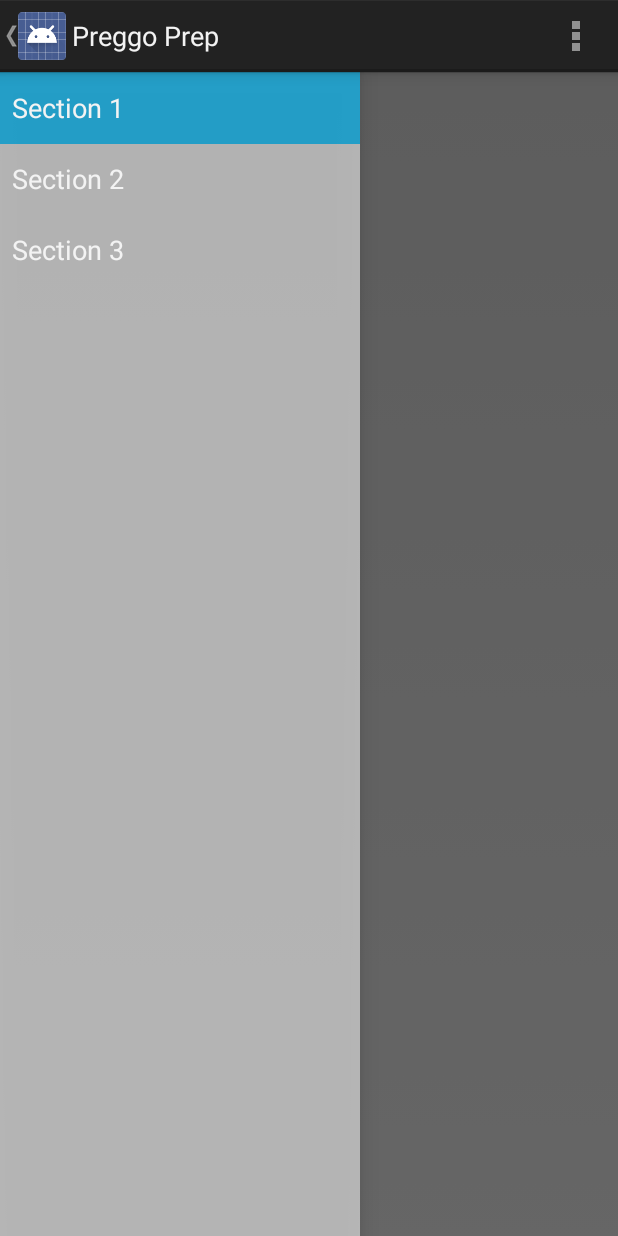
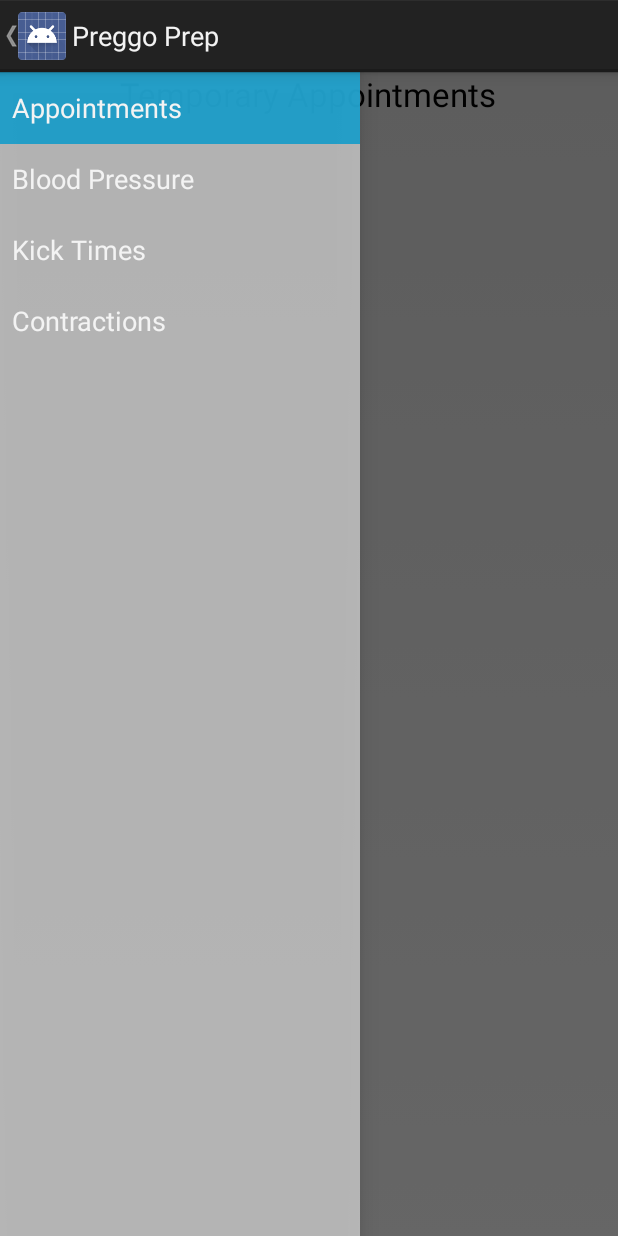
Before and after one commit to b67416/apd2, an Android app: the screen it shows after launch (MainActivity), on a phone screen of 412 x 824 dp. Run offline under Robolectric (Android 15) with nearby library versions, the phone set to English and light mode, and no system bars; 2 statements that could not run were skipped.

Commit message:
added fragments and nav drawer functionality

```diff
--- /dev/null
+++ b/PreggoPrep/app/src/main/java/com/ryanwahle/preggoprep/AppointmentsFragment.java
@@ -0,0 +1,56 @@
+package com.ryanwahle.preggoprep;
+
+import android.app.Activity;
+import android.app.Fragment;
+import android.os.Bundle;
+import android.view.LayoutInflater;
+import android.view.View;
+import android.view.ViewGroup;
+
+/**
+ * Created by ryanwahle on 8/13/14.
+ */
+public class AppointmentsFragment extends Fragment {
+
+    /**
+     * A placeholder fragment containing a simple view.
+     */
+
+        /**
+         * The fragment argument representing the section number for this
+         * fragment.
+         */
+        private static final String ARG_SECTION_NUMBER = "section_number";
+
+        /**
+         * Returns a new instance of this fragment for the given section
+         * number.
+         */
+        public static AppointmentsFragment newInstance(int sectionNumber) {
+            AppointmentsFragment fragment = new AppointmentsFragment();
+            Bundle args = new Bundle();
+            args.putInt(ARG_SECTION_NUMBER, sectionNumber);
+            fragment.setArguments(args);
+            return fragment;
+        }
+
+        public AppointmentsFragment() {
+        }
+
+        @Override
+        public View onCreateView(LayoutInflater inflater, ViewGroup container,
+                                 Bundle savedInstanceState) {
+            View rootView = inflater.inflate(R.layout.fragment_appointments, container, false);
+            return rootView;
+        }
+
+        @Override
+        public void onAttach(Activity activity) {
+            super.onAttach(activity);
+            ((MainActivity) activity).onSectionAttached(
+                    getArguments().getInt(ARG_SECTION_NUMBER));
+        }
+
+
+
+}
--- a/PreggoPrep/app/src/main/java/com/ryanwahle/preggoprep/MainActivity.java
+++ b/PreggoPrep/app/src/main/java/com/ryanwahle/preggoprep/MainActivity.java
@@ -3,20 +3,11 @@ package com.ryanwahle.preggoprep;
 import android.app.Activity;
 
 import android.app.ActionBar;
-import android.app.Fragment;
 import android.app.FragmentManager;
-import android.content.Context;
-import android.os.Build;
 import android.os.Bundle;
-import android.view.Gravity;
-import android.view.LayoutInflater;
 import android.view.Menu;
 import android.view.MenuItem;
-import android.view.View;
-import android.view.ViewGroup;
 import android.support.v4.widget.DrawerLayout;
-import android.widget.ArrayAdapter;
-import android.widget.TextView;
 
 
 public class MainActivity extends Activity
@@ -51,21 +42,44 @@ public class MainActivity extends Activity
     public void onNavigationDrawerItemSelected(int position) {
         // update the main content by replacing fragments
         FragmentManager fragmentManager = getFragmentManager();
-        fragmentManager.beginTransaction()
-                .replace(R.id.container, PlaceholderFragment.newInstance(position + 1))
-                .commit();
+
+        switch (position + 1) {
+            case 1:
+                fragmentManager.beginTransaction()
+                        .replace(R.id.container, AppointmentsFragment.newInstance(0))
+                        .commit();
+                break;
+            case 2:
+                fragmentManager.beginTransaction()
+                        .replace(R.id.container, BloodPressureFragment.newInstance(0))
+                        .commit();
+                break;
+            case 3:
+                fragmentManager.beginTransaction()
+                        .replace(R.id.container, KickTimesFragment.newInstance(0))
+                        .commit();
+                break;
+            case 4:
+                fragmentManager.beginTransaction()
+                        .replace(R.id.container, ContractionsFragment.newInstance(0))
+                        .commit();
+                break;
+        }
     }
 
     public void onSectionAttached(int number) {
         switch (number) {
             case 1:
-                mTitle = getString(R.string.title_section1);
+                mTitle = getString(R.string.title_appointments);
                 break;
             case 2:
-                mTitle = getString(R.string.title_section2);
+                mTitle = getString(R.string.title_blood_pressure);
                 break;
             case 3:
-                mTitle = getString(R.string.title_section3);
+                mTitle = getString(R.string.title_kick_times);
+                break;
+            case 4:
+                mTitle = getString(R.string.title_contractions);
                 break;
         }
     }
@@ -80,14 +94,14 @@ public class MainActivity extends Activity
 
     @Override
     public boolean onCreateOptionsMenu(Menu menu) {
-        if (!mNavigationDrawerFragment.isDrawerOpen()) {
+        //if (!mNavigationDrawerFragment.isDrawerOpen()) {
             // Only show items in the action bar relevant to this screen
             // if the drawer is not showing. Otherwise, let the drawer
             // decide what to show in the action bar.
-            getMenuInflater().inflate(R.menu.main, menu);
-            restoreActionBar();
-            return true;
-        }
+        //    getMenuInflater().inflate(R.menu.main, menu);
+        //    restoreActionBar();
+        //    return true;
+        //}
         return super.onCreateOptionsMenu(menu);
     }
 
@@ -96,51 +110,10 @@ public class MainActivity extends Activity
         // Handle action bar item clicks here. The action bar will
         // automatically handle clicks on the Home/Up button, so long
         // as you specify a parent activity in AndroidManifest.xml.
-        int id = item.getItemId();
-        if (id == R.id.action_settings) {
-            return true;
-        }
+       // int id = item.getItemId();
+        //if (id == R.id.action_settings) {
+       //     return true;
+       // }
         return super.onOptionsItemSelected(item);
     }
-
-    /**
-     * A placeholder fragment containing a simple view.
-     */
-    public static class PlaceholderFragment extends Fragment {
-        /**
-         * The fragment argument representing the section number for this
-         * fragment.
-         */
-        private static final String ARG_SECTION_NUMBER = "section_number";
-
-        /**
-         * Returns a new instance of this fragment for the given section
-         * number.
-         */
-        public static PlaceholderFragment newInstance(int sectionNumber) {
-            PlaceholderFragment fragment = new PlaceholderFragment();
-            Bundle args = new Bundle();
-            args.putInt(ARG_SECTION_NUMBER, sectionNumber);
-            fragment.setArguments(args);
-            return fragment;
-        }
-
-        public PlaceholderFragment() {
-        }
-
-        @Override
-        public View onCreateView(LayoutInflater inflater, ViewGroup container,
-                Bundle savedInstanceState) {
-            View rootView = inflater.inflate(R.layout.fragment_main, container, false);
-            return rootView;
-        }
-
-        @Override
-        public void onAttach(Activity activity) {
-            super.onAttach(activity);
-            ((MainActivity) activity).onSectionAttached(
-                    getArguments().getInt(ARG_SECTION_NUMBER));
-        }
-    }
-
 }
--- a/PreggoPrep/app/src/main/java/com/ryanwahle/preggoprep/NavigationDrawerFragment.java
+++ b/PreggoPrep/app/src/main/java/com/ryanwahle/preggoprep/NavigationDrawerFragment.java
@@ -102,9 +102,10 @@ public class NavigationDrawerFragment extends Fragment {
                 android.R.layout.simple_list_item_activated_1,
                 android.R.id.text1,
                 new String[]{
-                        getString(R.string.title_section1),
-                        getString(R.string.title_section2),
-                        getString(R.string.title_section3),
+                        getString(R.string.title_appointments),
+                        getString(R.string.title_blood_pressure),
+                        getString(R.string.title_kick_times),
+                        getString(R.string.title_contractions),
                 }));
         mDrawerListView.setItemChecked(mCurrentSelectedPosition, true);
         return mDrawerListView;
@@ -234,10 +235,10 @@ public class NavigationDrawerFragment extends Fragment {
     public void onCreateOptionsMenu(Menu menu, MenuInflater inflater) {
         // If the drawer is open, show the global app actions in the action bar. See also
         // showGlobalContextActionBar, which controls the top-left area of the action bar.
-        if (mDrawerLayout != null && isDrawerOpen()) {
-            inflater.inflate(R.menu.global, menu);
-            showGlobalContextActionBar();
-        }
+       // if (mDrawerLayout != null && isDrawerOpen()) {
+      //      inflater.inflate(R.menu.global, menu);
+       //     showGlobalContextActionBar();
+      //  }
         super.onCreateOptionsMenu(menu, inflater);
     }
 
@@ -247,10 +248,10 @@ public class NavigationDrawerFragment extends Fragment {
             return true;
         }
 
-        if (item.getItemId() == R.id.action_example) {
-            Toast.makeText(getActivity(), "Example action.", Toast.LENGTH_SHORT).show();
-            return true;
-        }
+      //  if (item.getItemId() == R.id.action_example) {
+      //      Toast.makeText(getActivity(), "Example action.", Toast.LENGTH_SHORT).show();
+      //      return true;
+      //  }
 
         return super.onOptionsItemSelected(item);
     }
--- a/PreggoPrep/app/src/main/res/menu/global.xml
+++ /dev/null
@@ -1,6 +0,0 @@
-<menu xmlns:android="http://schemas.android.com/apk/res/android">
-    <item android:id="@+id/action_settings"
-        android:title="@string/action_settings"
-        android:orderInCategory="100"
-        android:showAsAction="never" />
-</menu>
--- a/PreggoPrep/app/src/main/res/menu/main.xml
+++ /dev/null
@@ -1,11 +0,0 @@
-<menu xmlns:android="http://schemas.android.com/apk/res/android"
-    xmlns:tools="http://schemas.android.com/tools"
-    tools:context=".MainActivity" >
-    <item android:id="@+id/action_example"
-        android:title="@string/action_example"
-        android:showAsAction="withText|ifRoom" />
-    <item android:id="@+id/action_settings"
-        android:title="@string/action_settings"
-        android:orderInCategory="100"
-        android:showAsAction="never" />
-</menu>
--- a/PreggoPrep/app/src/main/res/values/strings.xml
+++ b/PreggoPrep/app/src/main/res/values/strings.xml
@@ -2,9 +2,12 @@
 <resources>
 
     <string name="app_name">Preggo Prep</string>
-    <string name="title_section1">Section 1</string>
-    <string name="title_section2">Section 2</string>
-    <string name="title_section3">Section 3</string>
+
+    <string name="title_appointments">Appointments</string>
+    <string name="title_blood_pressure">Blood Pressure</string>
+    <string name="title_kick_times">Kick Times</string>
+    <string name="title_contractions">Contractions</string>
+
     <string name="navigation_drawer_open">Open navigation drawer</string>
     <string name="navigation_drawer_close">Close navigation drawer</string>
     <string name="action_example">Example action</string>
```
Also changed, not shown: PreggoPrep/app/src/main/java/com/ryanwahle/preggoprep/BloodPressureFragment.java (added, +55 -0 lines), PreggoPrep/app/src/main/java/com/ryanwahle/preggoprep/ContractionsFragment.java (added, +54 -0 lines), PreggoPrep/app/src/main/java/com/ryanwahle/preggoprep/KickTimesFragment.java (added, +55 -0 lines), PreggoPrep/app/src/main/res/layout/fragment_appointments.xml (added, +14 -0 lines), PreggoPrep/app/src/main/res/layout/fragment_blood_pressure.xml (added, +14 -0 lines), PreggoPrep/app/src/main/res/layout/fragment_contractions.xml (added, +14 -0 lines), PreggoPrep/app/src/main/res/layout/fragment_kick_times.xml (added, +14 -0 lines), PreggoPrep/app/src/main/res/layout/fragment_main.xml (deleted, +0 -16 lines).
